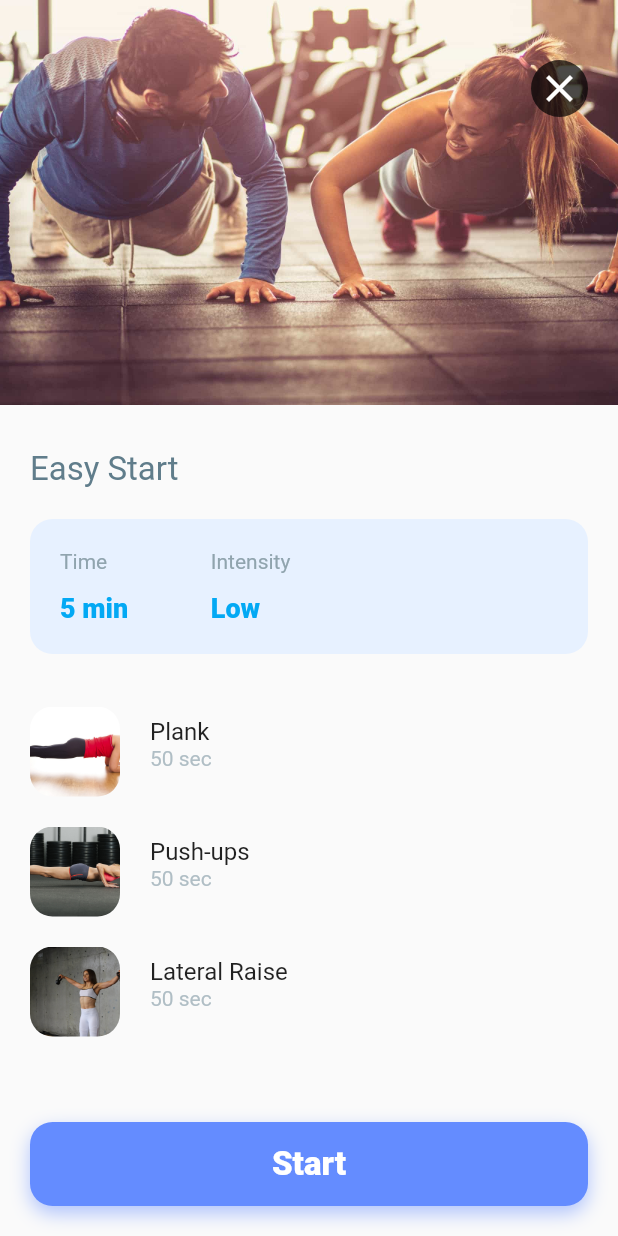
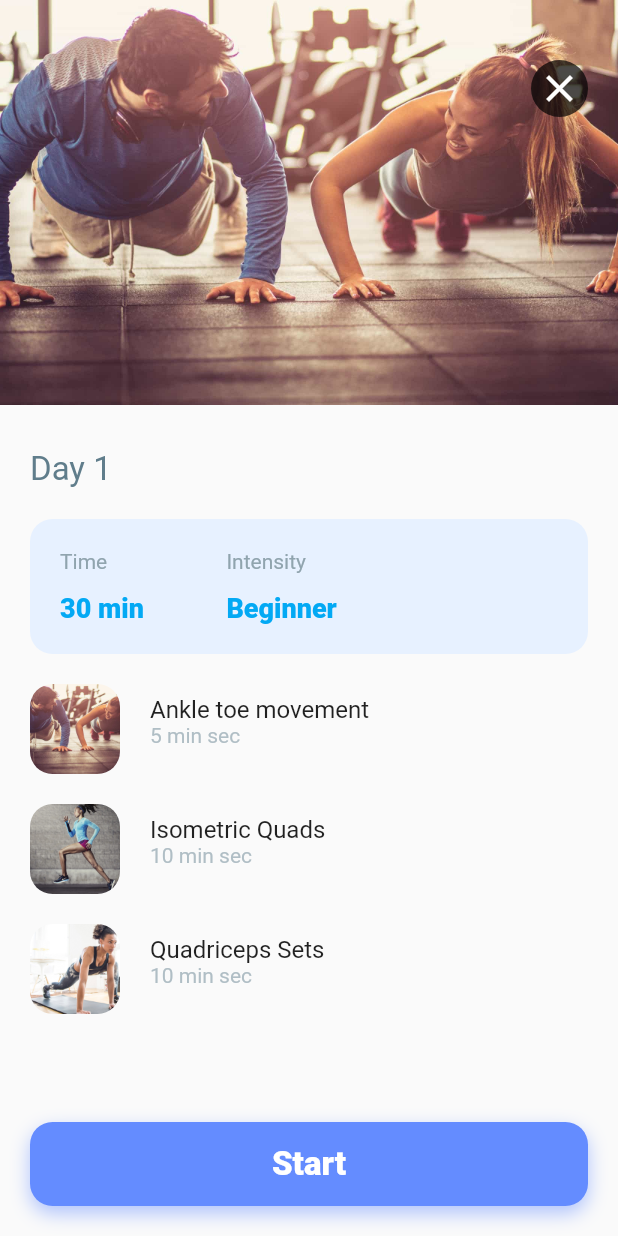
Before and after one commit to prafgup/treatment_checkup_app, a Flutter app: the DailyScreen screen opened directly, after a tap on an icon or button, on a phone screen of 412 x 824 dp. Run offline on Flutter 3.47's test engine with Material 2 defaults, Android fonts, the phone set to English and light mode, and no system bars; our stand-ins replace auto_size_text, cached_network_image, expandable, file_picker, firebase_auth, firebase_storage and 14 more; missing offline and left inert: barcode_scan, flutter_cupertino_date_picker, google_map_location_picker, menu_button, slide_popup_dialog, some_calendar; accounts and stored records are empty.

Commit message:
Grid view added in exercise screens. Continous flow generated for exercise list. TTS and Video enabled. Profile logout in settings page working.

```diff
--- a/lib/screens/ExerciseScreens/activity_detail.dart
+++ b/lib/screens/ExerciseScreens/activity_detail.dart
@@ -5,10 +5,10 @@ import 'package:flutter/material.dart';
 
 class ActivityDetail extends StatelessWidget {
   final String tag;
-  final Exercise exercise;
+  final List<Exercise> exercises;
 
   ActivityDetail({
-    @required this.exercise,
+    @required this.exercises,
     @required this.tag,
   });
 
@@ -28,7 +28,7 @@ class ActivityDetail extends StatelessWidget {
                     width: MediaQuery.of(context).size.width,
                     height: 270,
                     child: Image.asset(
-                      this.exercise.image,
+                      'assets/images/image001.jpg',//TODO
                       fit: BoxFit.fitHeight,
                     ),
                   ),
@@ -65,7 +65,7 @@ class ActivityDetail extends StatelessWidget {
                     crossAxisAlignment: CrossAxisAlignment.start,
                     children: <Widget>[
                       Text(
-                        this.exercise.title,
+                        "Day 1",//TODO
                         style: TextStyle(
                           fontSize: 22.0,
                           color: Colors.blueGrey,
@@ -95,7 +95,7 @@ class ActivityDetail extends StatelessWidget {
                                         color: Colors.blueGrey[300]),
                                   ),
                                   Text(
-                                    '${this.exercise.time}',
+                                    '30 min',//TODO
                                     style: TextStyle(
                                         fontSize: 18.0,
                                         color: Colors.lightBlue,
@@ -119,7 +119,7 @@ class ActivityDetail extends StatelessWidget {
                                     ),
                                   ),
                                   Text(
-                                    this.exercise.difficult,
+                                    "Beginner",//TODO
                                     style: TextStyle(
                                       fontSize: 18.0,
                                       color: Colors.lightBlue,
@@ -132,27 +132,14 @@ class ActivityDetail extends StatelessWidget {
                           ],
                         ),
                       ),
-                      Container(
-                        margin: EdgeInsets.only(top: 15.0),
-                        child: Column(
-                          children: <Widget>[
-                            NextStep(
-                              image: 'assets/images/image005.jpg',
-                              title: 'Plank',
-                              seconds: 50,
-                            ),
-                            NextStep(
-                              image: 'assets/images/image006.jpg',
-                              title: 'Push-ups',
-                              seconds: 50,
-                            ),
-                            NextStep(
-                              image: 'assets/images/image007.jpg',
-                              title: 'Lateral Raise',
-                              seconds: 50,
-                            ),
-                          ],
-                        ),
+                      Column(
+                        children: [
+                          ListView.builder(shrinkWrap: true,
+                              itemCount: exercises.length,
+                              itemBuilder: (context,index){
+                                return NextStep(image: exercises[index].image, title: exercises[index].title, seconds: exercises[index].time);
+                              }),
+                        ],
                       ),
                     ],
                   ),
@@ -190,7 +177,7 @@ class ActivityDetail extends StatelessWidget {
           Navigator.push(
             context,
             MaterialPageRoute(builder: (_) {
-              return ActivityTimer(exercise: this.exercise,);
+              return ActivityTimer(exercises: this.exercises,index: 0,);
             }),
           );
         },
--- a/lib/screens/ExerciseScreens/daily_layout.dart
+++ b/lib/screens/ExerciseScreens/daily_layout.dart
@@ -18,27 +18,32 @@ class _DailyScreenState extends State<DailyScreen> {
   final List<Exercise> exercises = [
     Exercise(
       image: 'assets/images/image001.jpg',
-      title: 'Easy Start',
+      title: 'Ankle toe movement',
       time: '5 min',
       difficult: 'Low',
-      reps: '5',
-      url: 'https://www.youtube.com/watch?v=nskYndiHaA8&ab_channel=HALIDONMUSIC',
-      text_instruct:'Keep your back straight and repeat the exercise 5 times ',
+      reps: '25',
+      url: 'https://www.youtube.com/watch?v=O1jfSo66z44&ab_channel=goodexerciseguide',
+      text_instruct:'Do this exercise regularly to reduce swelling. Follow the Video in real-time and repeat what she does on the screen',
     ),
     Exercise(
-      image: 'assets/images/image002.jpg',
-      title: 'Medium Start',
+      image: 'assets/images/image004.jpg',
+      title: 'Isometric Quads',
       time: '10 min',
       difficult: 'Medium',
-      reps: '5',
+      reps: '10',
+      url: 'https://www.youtube.com/watch?v=O1jfSo66z44&ab_channel=goodexerciseguide',
+      text_instruct:'Do this exercise regularly to reduce swelling. Follow the Video in real-time and repeat what she does on the screen',
     ),
     Exercise(
       image: 'assets/images/image003.jpg',
-      title: 'Pro Start',
-      time: '25 min',
-      difficult: 'High',
-      reps: '5',
-    )
+      title: 'Quadriceps Sets',
+      time: '10 min',
+      difficult: 'Medium',
+      reps: '20',
+      url: 'https://www.youtube.com/watch?v=O1jfSo66z44&ab_channel=goodexerciseguide',
+      text_instruct:'Do this exercise regularly to reduce swelling. Follow the Video in real-time and repeat what she does on the screen',
+    ),
+
   ];
   @override
   Widget build(BuildContext context) {
@@ -91,55 +96,35 @@ class _DailyScreenState extends State<DailyScreen> {
                       child:RadialProgress(
                         width: size.width * 0.4,
                         height: size.width * 0.4,
-                        progress: 0.6,
+                        progress: 0.6,type: 1.0,
                       ),
                     ),
-
-                    Wrap(
-                      spacing: 20,
-                      runSpacing: 20,
-                      children: <Widget>[
-                        SeassionCard(
-                          seassionNum: 1,
-                          isDone: true,
-                          type: 1,
-                          press: () {
+                    SizedBox(
+                      height: size.height*0.5,
+                      child: GridView.count(
+                        // Create a grid with 2 columns. If you change the scrollDirection to
+                        // horizontal, this produces 2 rows.
+                        crossAxisCount: 2,mainAxisSpacing: 10.0,childAspectRatio:3 ,
+                        shrinkWrap: true,
+                        // Generate 100 widgets that display their index in the List.
+                        children: List.generate(7, (index) {
+                          return SeassionCard(seassionNum:index+1, isDone:index<2?true:false,type: 1,press: () {
                             Navigator.push(
                               context,
                               MaterialPageRoute(
                                 builder: (_) {
                                   return ActivityDetail(
-                                    exercise: exercises[0],
+                                    exercises: exercises,
                                     tag: 'imageHeader$count',
                                   );
                                 },
                               ),
                             );
+                          }, );
+                        }),
+                      ),
+                    ),
 
-                          },
-                        ),
-                        SeassionCard(type: 1,
-                          seassionNum: 2,
-                          press: () {},
-                        ),
-                        SeassionCard(type: 1,
-                          seassionNum: 3,
-                          press: () {},
-                        ),
-                        SeassionCard(type: 1,
-                          seassionNum: 4,
-                          press: () {},
-                        ),
-                        SeassionCard(type: 1,
-                          seassionNum: 5,
-                          press: () {},
-                        ),
-                        SeassionCard(type: 1,
-                          seassionNum: 6,
-                          press: () {},
-                        ),
-                      ],
-                    ),
 
                   ],
                 ),
--- a/lib/screens/ExerciseScreens/video_player.dart
+++ b/lib/screens/ExerciseScreens/video_player.dart
@@ -87,7 +87,7 @@ flags:YoutubePlayerFlags(
                           Padding(
                             padding: const EdgeInsets.only(bottom: 15.0),
                             child: Text(
-                              'Plank',
+                              '',
                               style: TextStyle(
                                 fontSize: 28.0,
                                 fontWeight: FontWeight.w900,
@@ -98,7 +98,7 @@ flags:YoutubePlayerFlags(
                           Padding(
                             padding: const EdgeInsets.only(bottom: 20.0),
                             child: Text(
-                              'Next: Push-ups',
+                              'Follow the video in real time',
                               style: TextStyle(
                                 fontSize: 20.0,
                                 fontWeight: FontWeight.w900,
--- a/lib/widgets/next_step.dart
+++ b/lib/widgets/next_step.dart
@@ -2,7 +2,7 @@ import 'package:flutter/material.dart';
 
 class NextStep extends StatelessWidget {
   final String image, title;
-  final int seconds;
+  final String seconds;
 
   NextStep({
     @required this.image,
--- a/lib/widgets/radial_progress.dart
+++ b/lib/widgets/radial_progress.dart
@@ -4,9 +4,9 @@ import 'package:vector_math/vector_math_64.dart' as math;
 
 
 class RadialProgress extends StatelessWidget {
-  final double height, width, progress;
+  final double height, width, progress,type;
 
-  const RadialProgress({Key key, this.height, this.width, this.progress}) : super(key: key);
+  const RadialProgress({Key key, this.height, this.width, this.progress,this.type}) : super(key: key);
 
   @override
   Widget build(BuildContext context) {
@@ -32,7 +32,7 @@ class RadialProgress extends StatelessWidget {
                 ),
                 TextSpan(text: "\n"),
                 TextSpan(
-                  text: "Weeks left",
+                  text: type==1.0?"Days left":"Weeks left",
                   style: TextStyle(
                     fontSize: 18,
                     fontWeight: FontWeight.w500,
--- a/lib/widgets/session_card.dart
+++ b/lib/widgets/session_card.dart
@@ -3,7 +3,7 @@ import 'package:treatment_checkup_app/constants.dart';
 
 
 
-
+//type denotes day or week 1 for day and 0 for week
 
 
 
@@ -26,8 +26,10 @@ class SeassionCard extends StatelessWidget {
       return ClipRRect(
         borderRadius: BorderRadius.circular(13),
         child: Container(
+
           width: constraint.maxWidth / 2 -
-              10, // constraint.maxWidth provide us the available with for this widget
+              10,
+           // constraint.maxWidth provide us the available with for this widget
           // padding: EdgeInsets.all(16),
           decoration: BoxDecoration(
             color: Colors.white,
```
Also changed, not shown: lib/screens/ExerciseScreens/activity_timer.dart (+31 -17 lines), lib/screens/ExerciseScreens/weekly_layout.dart (+13 -32 lines), lib/widgets/bottom_nav_bar.dart (+12 -0 lines), assets/icons/profile.svg (added).
